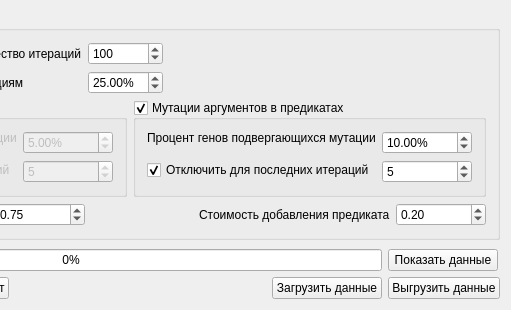
MrBenomos/Masters_thesis_2, file Masters_thesis_2/main_widget.ui: the form before one commit; both pictures show x 251 to 762 and y 0 to 310 of the 762 by 310 pixel window.
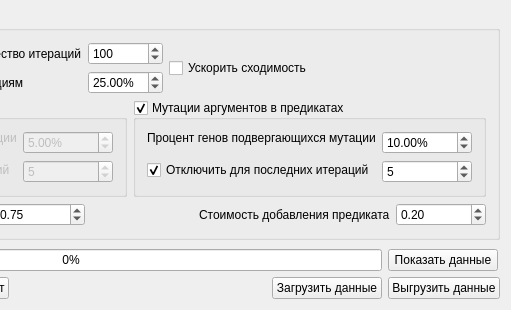
The form after the commit.

```diff
--- a/Masters_thesis_2/main_widget.ui
+++ b/Masters_thesis_2/main_widget.ui
@@ -111,6 +111,16 @@
            </item>
           </layout>
          </item>
+         <item>
+          <widget class="QCheckBox" name="cbBoost">
+           <property name="toolTip">
+            <string>&lt;html&gt;&lt;head/&gt;&lt;body&gt;&lt;p&gt;Ускоряет сходисость для нескольких условий.&lt;/p&gt;&lt;p&gt;Фитнес считается отдельно для каждого условия, а не ограничения, на этапе замены будут отбираться лучшие условия, а не ограничения в общем.&lt;/p&gt;&lt;/body&gt;&lt;/html&gt;</string>
+           </property>
+           <property name="text">
+            <string>Ускорить сходимость</string>
+           </property>
+          </widget>
+         </item>
          <item>
           <spacer name="horizontalSpacer_2">
            <property name="orientation">
```
